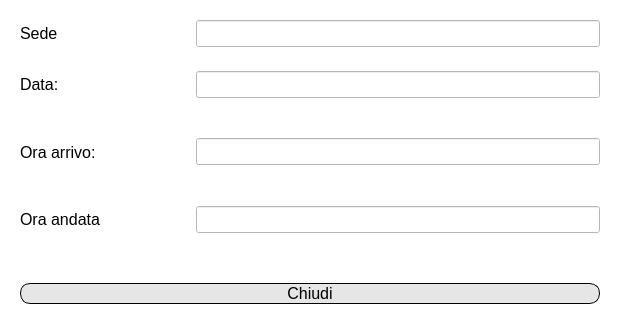
Before: the Qt Designer form View/Studente/UI files/visualizza prenotazione.ui in FrancescoFinizii/Biblioteca-universitaria, drawn with Qt 5.
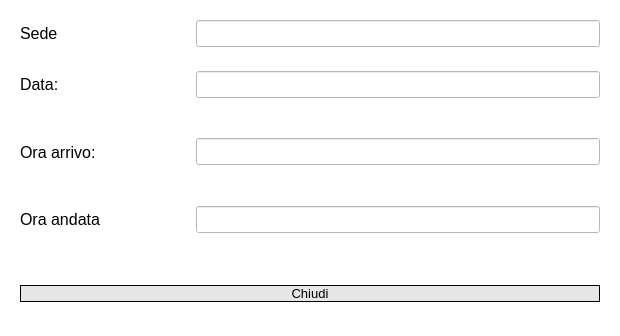
After: the same form once the commit is applied. Icons and pictures are not drawn.

Diff of the .ui file:
```diff
--- a/View/Studente/UI files/visualizza prenotazione.ui
+++ b/View/Studente/UI files/visualizza prenotazione.ui
@@ -247,7 +247,7 @@
        <widget class="QPushButton" name="chiudiButton">
         <property name="font">
          <font>
-          <pointsize>12</pointsize>
+          <pointsize>10</pointsize>
          </font>
         </property>
         <property name="styleSheet">
```
